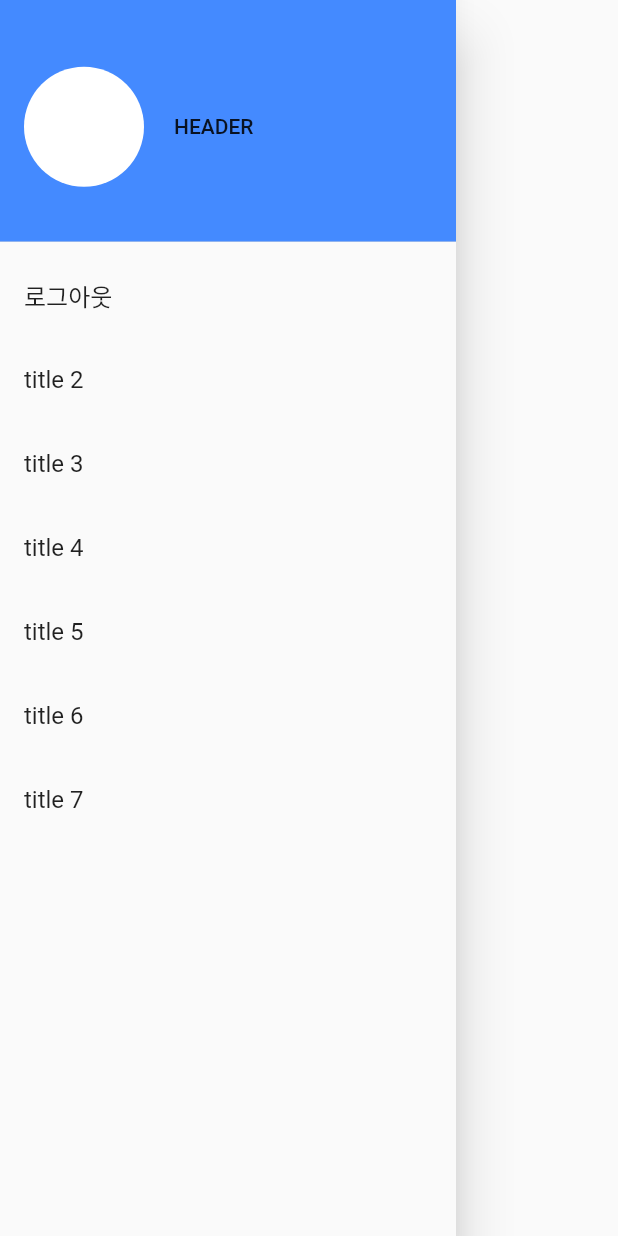
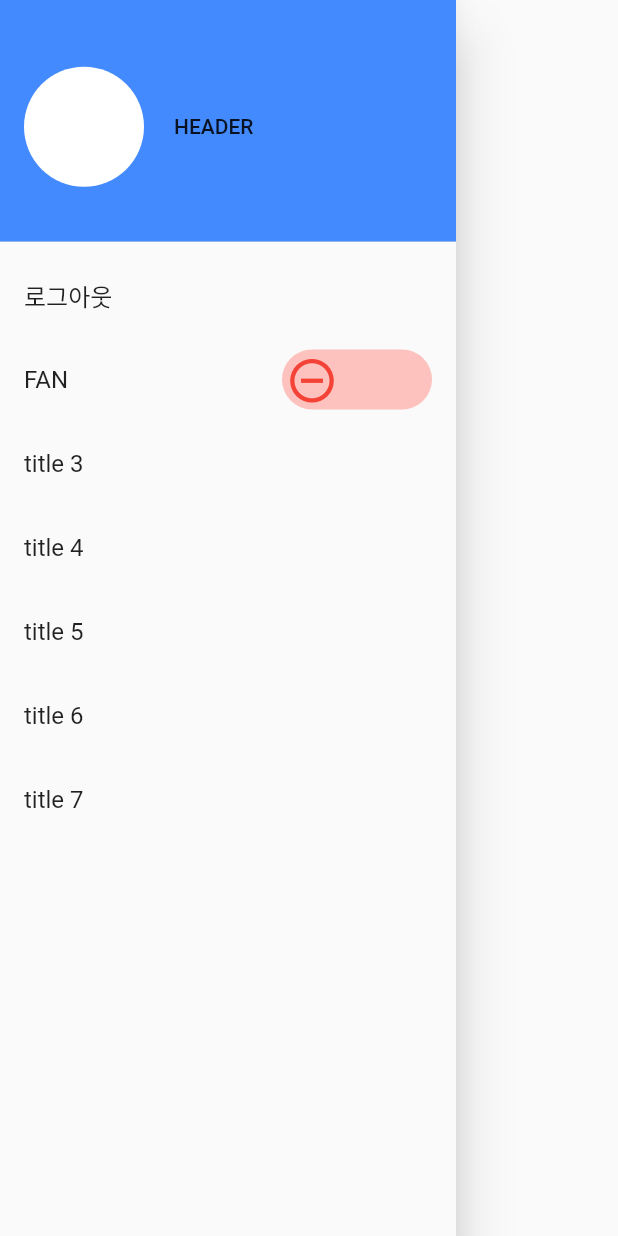
Before and after one commit to CONCAT-internship/smartfarmer-app-frontend, a Flutter app: the DrawerMenuPage widget shown alone on an empty page, opened directly, on a phone screen of 412 x 824 dp. Run offline on Flutter 3.47's test engine with Material 2 defaults, Android fonts, the phone set to English and light mode, and no system bars; our stand-ins replace cloud_firestore, dotted_line, firebase_auth, fl_chart, flutter_swiper, fluttertoast and 1 more; missing offline and left inert: barcode_scan; accounts and stored records are empty; generated files the repository leaves out were written again; network calls fail.

Commit message:
Update drawer fan toggle btn ui
<description>

```diff
--- a/lib/screen/drawer_menu_page.dart
+++ b/lib/screen/drawer_menu_page.dart
@@ -1,6 +1,13 @@
 import 'package:flutter/material.dart';
 
-class DrawerMenuPage extends StatelessWidget {
+class DrawerMenuPage extends StatefulWidget {
+  @override
+  _DrawerMenuPageState createState() => _DrawerMenuPageState();
+}
+
+class _DrawerMenuPageState extends State<DrawerMenuPage> {
+  bool toggleValue = false;
+
   @override
   Widget build(BuildContext context) {
     return Container(
@@ -28,7 +35,60 @@ class DrawerMenuPage extends StatelessWidget {
                 title: InkWell(onTap: () {}, child: Text("로그아웃")),
               ),
               ListTile(
-                title: Text("title 2"),
+                title: Row(
+                  children: <Widget>[
+                    Text("FAN"),
+                    Spacer(),
+                    AnimatedContainer(
+                      duration: Duration(milliseconds: 200),
+                      height: 40,
+                      width: 100.0,
+                      decoration: BoxDecoration(
+                        borderRadius: BorderRadius.circular(20.0),
+                        color: toggleValue
+                            ? Colors.greenAccent[100]
+                            : Colors.redAccent[100].withOpacity(0.5),
+                      ),
+                      child: Stack(
+                        children: <Widget>[
+                          AnimatedPositioned(
+                            duration: Duration(milliseconds: 200),
+                            curve: Curves.easeIn,
+                            top: 3.0,
+                            left: toggleValue ? 60.0 : 0.0,
+                            right: toggleValue ? 0.0 : 60.0,
+                            child: InkWell(
+                              onTap: toggleButton,
+                              child: AnimatedSwitcher(
+                                duration: Duration(milliseconds: 200),
+                                transitionBuilder:
+                                    (Widget child, Animation<double> animation) {
+                                  return RotationTransition(
+                                    child: child,
+                                    turns: animation,
+                                  );
+                                },
+                                child: toggleValue
+                                    ? Icon(
+                                        Icons.check,
+                                        color: Colors.green,
+                                        size: 35.0,
+                                        key: UniqueKey(),
+                                      )
+                                    : Icon(
+                                        Icons.remove_circle_outline,
+                                        color: Colors.red,
+                                        size: 35.0,
+                                        key: UniqueKey(),
+                                      ),
+                              ),
+                            ),
+                          )
+                        ],
+                      ),
+                    ),
+                  ],
+                ),
               ),
               ListTile(
                 title: Text("title 3"),
@@ -51,4 +111,10 @@ class DrawerMenuPage extends StatelessWidget {
       ),
     );
   }
+
+  toggleButton() {
+    setState(() {
+      toggleValue = !toggleValue;
+    });
+  }
 }
```
